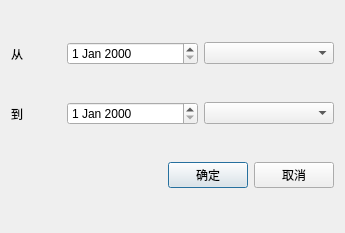
Qt form print.ui (wrb233/iHandover) before a commit.
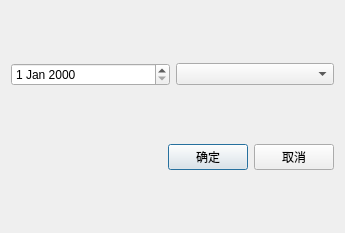
The same form after that commit. Icons and pictures are not drawn.

Diff of the .ui file:
```diff
--- a/print.ui
+++ b/print.ui
@@ -18,44 +18,8 @@
     <normaloff>:/images/print.png</normaloff>:/images/print.png</iconset>
   </property>
   <layout class="QVBoxLayout" name="verticalLayout">
-   <item>
-    <layout class="QHBoxLayout" name="horizontalLayout">
-     <item>
-      <widget class="QLabel" name="from">
-       <property name="maximumSize">
-        <size>
-         <width>50</width>
-         <height>16777215</height>
-        </size>
-       </property>
-       <property name="text">
-        <string>从</string>
-       </property>
-      </widget>
-     </item>
-     <item>
-      <widget class="QDateEdit" name="fromTime_QDateEdit"/>
-     </item>
-     <item>
-      <widget class="QComboBox" name="fromcomboBox"/>
-     </item>
-    </layout>
-   </item>
    <item>
     <layout class="QHBoxLayout" name="horizontalLayout_2">
-     <item>
-      <widget class="QLabel" name="to">
-       <property name="maximumSize">
-        <size>
-         <width>50</width>
-         <height>16777215</height>
-        </size>
-       </property>
-       <property name="text">
-        <string>到</string>
-       </property>
-      </widget>
-     </item>
      <item>
       <widget class="QDateEdit" name="toTime_QDateEdit"/>
      </item>
```
